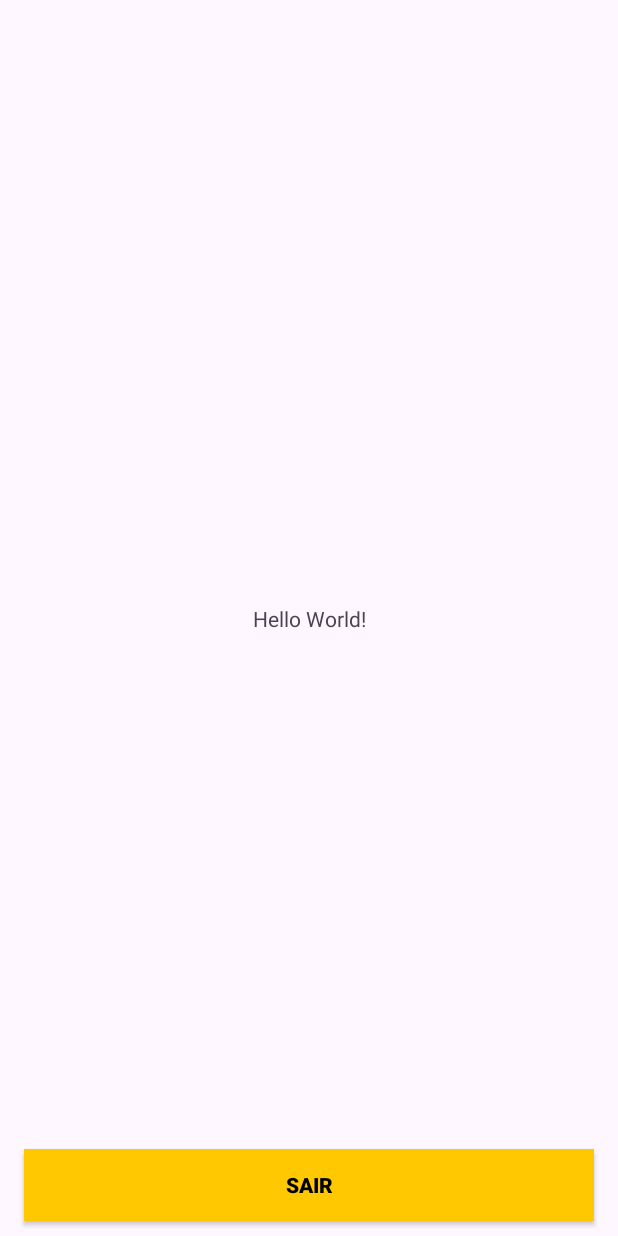
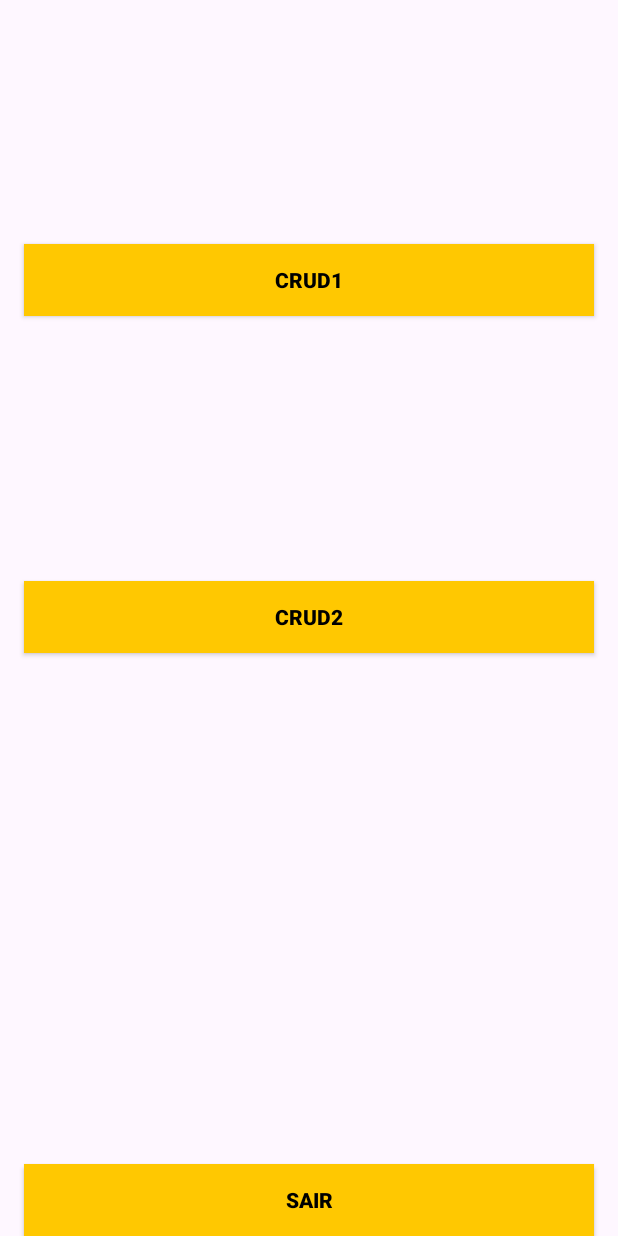
Before and after one commit to gustavorah/app_mobile_projeto, an Android app: the MainActivity screen opened directly, with no data from a screen before it, on a phone screen of 412 x 824 dp. Run offline under Robolectric (Android 15) with nearby library versions, the phone set to English and light mode, and no system bars; our stand-ins replace Firebase (no records; nobody signed in at launch, a user with empty details on screens opened directly).

Commit message:
Configurando primeiro crud

```diff
--- a/app/src/main/AndroidManifest.xml
+++ b/app/src/main/AndroidManifest.xml
@@ -29,6 +29,10 @@
             android:name=".MainActivity"
             android:exported="true">
         </activity>
+        <activity
+            android:name=".Crud1Activity"
+            android:exported="true">
+        </activity>
     </application>
 
 </manifest>
--- a/app/src/main/java/com/gustavo/projeto/MainActivity.kt
+++ b/app/src/main/java/com/gustavo/projeto/MainActivity.kt
@@ -20,6 +20,12 @@ class MainActivity : AppCompatActivity() {
 
         firebaseAuth = FirebaseAuth.getInstance()
 
+        binding.btnCrud1.setOnClickListener {
+            val intent = Intent(this, Crud1Activity::class.java)
+
+            startActivity(intent)
+        }
+
         binding.btnSair.setOnClickListener {
             firebaseAuth.signOut()
 
--- a/app/src/main/res/layout/activity_main.xml
+++ b/app/src/main/res/layout/activity_main.xml
@@ -6,22 +6,41 @@
     android:layout_height="match_parent"
     tools:context=".MainActivity">
 
-    <TextView
-        android:id="@+id/textView2"
-        android:layout_width="wrap_content"
+    <androidx.appcompat.widget.AppCompatButton
+        android:id="@+id/btnCrud1"
+        android:layout_width="0dp"
         android:layout_height="wrap_content"
-        android:text="Hello World!"
+        android:layout_marginHorizontal="16dp"
+        android:background="@color/yellow"
+        android:text="Crud1"
+        android:textColor="@color/black"
+        android:textStyle="bold"
         app:layout_constraintBottom_toBottomOf="parent"
         app:layout_constraintEnd_toEndOf="parent"
         app:layout_constraintStart_toStartOf="parent"
-        app:layout_constraintTop_toTopOf="parent" />
+        app:layout_constraintTop_toTopOf="parent"
+        app:layout_constraintVertical_bias="0.21" />
+
+    <androidx.appcompat.widget.AppCompatButton
+        android:id="@+id/btnCrud2"
+        android:layout_width="0dp"
+        android:layout_height="wrap_content"
+        android:layout_marginHorizontal="16dp"
+        android:background="@color/yellow"
+        android:text="Crud2"
+        android:textColor="@color/black"
+        android:textStyle="bold"
+        app:layout_constraintBottom_toBottomOf="parent"
+        app:layout_constraintEnd_toEndOf="parent"
+        app:layout_constraintStart_toStartOf="parent"
+        app:layout_constraintTop_toTopOf="parent"
+        app:layout_constraintVertical_bias="0.499" />
 
     <androidx.appcompat.widget.AppCompatButton
         android:id="@+id/btnSair"
         android:layout_width="0dp"
         android:layout_height="wrap_content"
         android:layout_marginHorizontal="16dp"
-        android:layout_marginBottom="10dp"
         android:background="@color/yellow"
         android:text="Sair"
         android:textColor="@color/black"
@@ -29,7 +48,7 @@
         app:layout_constraintBottom_toBottomOf="parent"
         app:layout_constraintEnd_toEndOf="parent"
         app:layout_constraintStart_toStartOf="parent"
-        app:layout_constraintTop_toBottomOf="@+id/textView2"
+        app:layout_constraintTop_toTopOf="parent"
         app:layout_constraintVertical_bias="1.0" />
 
 </androidx.constraintlayout.widget.ConstraintLayout>
```
Also changed, not shown: app/src/main/java/com/gustavo/projeto/Crud1Activity.kt (added, +78 -0 lines), app/src/main/java/com/gustavo/projeto/Crud1Model.kt (added, +8 -0 lines), app/src/main/res/layout/activity_crud1.xml (added, +97 -0 lines).
